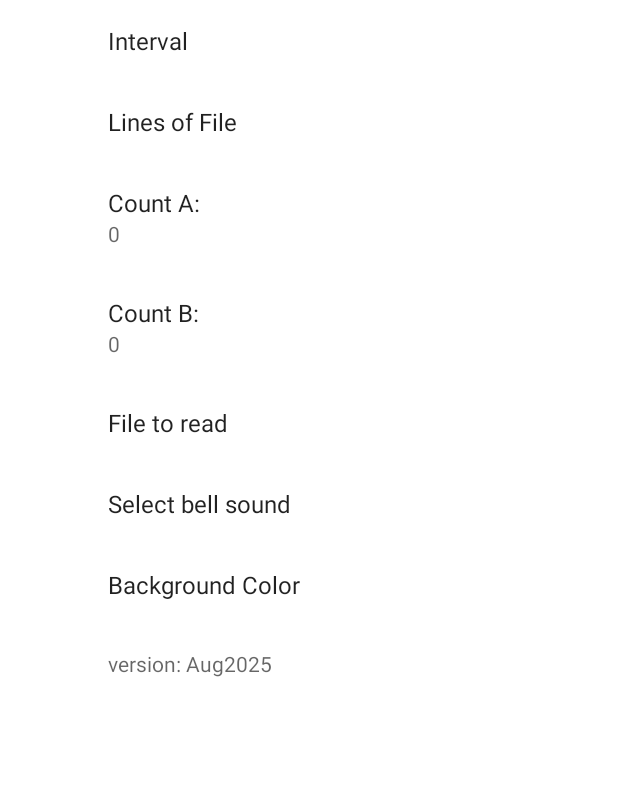
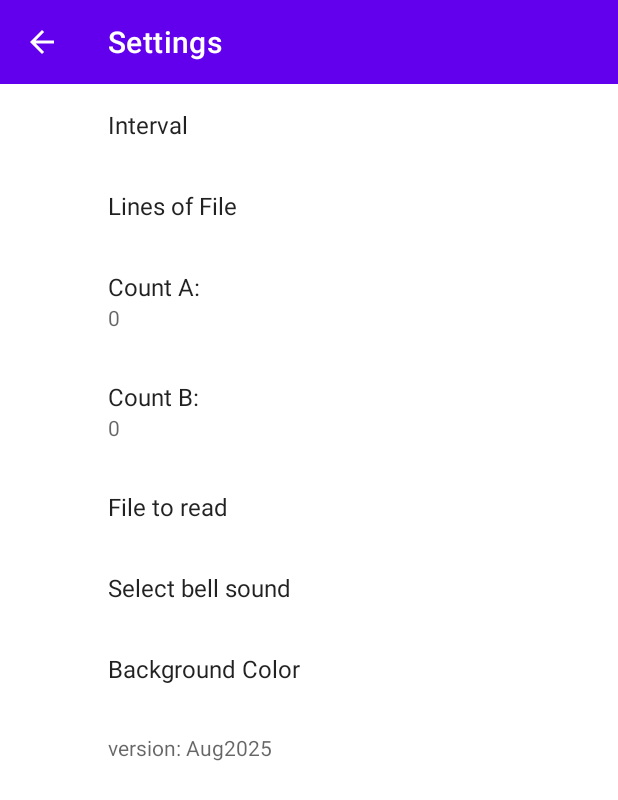
Before and after one commit to hongwk2001/HundredEightV, an Android app: the SettingsActivity screen opened directly, with no data from a screen before it, on a phone screen of 412 x 824 dp. Shown: the top 800 px of the screen. Run offline under Robolectric (Android 15) with nearby library versions, the phone set to English and light mode, and no system bars; our stand-ins replace androidx.preference; 2 statements that could not run were skipped.

Commit message:
fix line divider and back arrow settings

```diff
--- a/app/src/main/java/com/tkprof/hundredeightv/SettingsActivity.kt
+++ b/app/src/main/java/com/tkprof/hundredeightv/SettingsActivity.kt
@@ -2,117 +2,200 @@ package com.tkprof.hundredeightv
 
 import android.content.Context
 import android.content.res.Configuration
+import android.graphics.drawable.Drawable
 import android.os.Bundle
+import android.view.LayoutInflater
 import android.view.MenuItem
+import android.view.View
+import android.view.ViewGroup
 import androidx.appcompat.app.AppCompatActivity
+import androidx.appcompat.widget.Toolbar
 import androidx.core.app.NavUtils
+import androidx.core.content.ContextCompat
 import androidx.preference.ListPreference
 import androidx.preference.Preference
 import androidx.preference.PreferenceFragmentCompat
 import androidx.preference.PreferenceManager
+import androidx.recyclerview.widget.DividerItemDecoration
+import androidx.recyclerview.widget.RecyclerView
 import java.util.Objects
 
 // Remove: import android.preference.PreferenceActivity;
 
+
+
 class SettingsActivity : AppCompatActivity() {
-    override fun onCreate(savedInstanceState: Bundle?) {
-        super.onCreate(savedInstanceState)
-        setContentView(R.layout.activity_settings) // Create this layout file
 
-        setupActionBar()
+    // TODO - POSSIBLE TO BE REMOVE
+//    override fun onCreate(savedInstanceState: Bundle?) {
+//        super.onCreate(savedInstanceState)
+//        setContentView(R.layout.activity_settings) // Create this layout file
+//
+//
+//        setupActionBar()
+//
+//        // Display the fragment as the main content.
+//        if (savedInstanceState == null) { // Only add the fragment if it's not being restored
+//            getSupportFragmentManager().beginTransaction()
+//                .replace(
+//                    R.id.settings_container,
+//                    GeneralPreferenceFragment()
+//                ) // Use your container ID
+//                .commit()
+//        }
+//    }
 
-        // Display the fragment as the main content.
-        if (savedInstanceState == null) { // Only add the fragment if it's not being restored
-            getSupportFragmentManager().beginTransaction()
-                .replace(
-                    R.id.settings_container,
-                    GeneralPreferenceFragment()
-                ) // Use your container ID
-                .commit()
-        }
-    }
 
-    private fun setupActionBar() {
-        val actionBar = getSupportActionBar()
-        if (actionBar != null) {
-            actionBar.setDisplayHomeAsUpEnabled(true)
-            // Optionally set a title if not set by the theme or manifest
-            // actionBar.setTitle(R.string.settings_title);
-        }
-    }
+    // TODO - POSSIBLE TO BE REMOVE
 
-    override fun onOptionsItemSelected(item: MenuItem): Boolean { // Changed from onMenuItemSelected
-        val id = item.getItemId()
-        if (id == android.R.id.home) {
-            // This is the standard way to handle Up navigation in AppCompatActivity
-            // NavUtils.navigateUpFromSameTask(this) is also an option if you have
-            // specific parent activity logic in your manifest.
-            if (!super.onOptionsItemSelected(item)) { // Allows fragment to handle first
-                NavUtils.navigateUpFromSameTask(this)
-            }
-            return true
-        }
-        return super.onOptionsItemSelected(item)
-    }
+//    private fun setupActionBar() {
+//        val actionBar = getSupportActionBar()
+//        if (actionBar != null) {
+//            actionBar.setDisplayHomeAsUpEnabled(true)
+//            // Optionally set a title if not set by the theme or manifest
+//            // actionBar.setTitle(R.string.settings_title);
+//        }
+//    }
+
+
+    // TODO - POSSIBLE TO BE REMOVE
+
+//    override fun onOptionsItemSelected(item: MenuItem): Boolean { // Changed from onMenuItemSelected
+//        val id = item.getItemId()
+//        if (id == android.R.id.home) {
+//            // This is the standard way to handle Up navigation in AppCompatActivity
+//            // NavUtils.navigateUpFromSameTask(this) is also an option if you have
+//            // specific parent activity logic in your manifest.
+//            if (!super.onOptionsItemSelected(item)) { // Allows fragment to handle first
+//                NavUtils.navigateUpFromSameTask(this)
+//            }
+//            return true
+//        }
+//        return super.onOptionsItemSelected(item)
+//    }
+
+
+
+
+    // TODO - POSSIBLE TO BE REMOVE
 
     // You likely won't need onIsMultiPane() or isValidFragment()
     // with this AppCompatActivity + PreferenceFragmentCompat setup,
     // as multi-pane is usually handled differently (e.g., with multiple fragments)
     // and isValidFragment was specific to PreferenceActivity's header system.
+//    class GeneralPreferenceFragment : PreferenceFragmentCompat() {
+//        override fun onCreatePreferences(savedInstanceState: Bundle?, rootKey: String?) {
+//            setPreferencesFromResource(R.xml.pref_general, rootKey)
+//            bindPreferenceSummaryToValue(
+//                Objects.requireNonNull<Preference?>(
+//                    findPreference<Preference?>(
+//                        "count_a"
+//                    )
+//                )
+//            )
+//            bindPreferenceSummaryToValue(
+//                Objects.requireNonNull<Preference?>(
+//                    findPreference<Preference?>(
+//                        "count_b"
+//                    )
+//                )
+//            )
+//            bindPreferenceSummaryToValue(
+//                Objects.requireNonNull<Preference?>(
+//                    findPreference<Preference?>(
+//                        "interval"
+//                    )
+//                )
+//            )
+//            bindPreferenceSummaryToValue(
+//                Objects.requireNonNull<Preference?>(
+//                    findPreference<Preference?>(
+//                        "file_name"
+//                    )
+//                )
+//            )
+//            bindPreferenceSummaryToValue(
+//                Objects.requireNonNull<Preference?>(
+//                    findPreference<Preference?>(
+//                        "file_line_cnt"
+//                    )
+//                )
+//            )
+//            bindPreferenceSummaryToValue(
+//                Objects.requireNonNull<Preference?>(
+//                    findPreference<Preference?>(
+//                        "bellsound"
+//                    )
+//                )
+//            )
+//            bindPreferenceSummaryToValue(
+//                Objects.requireNonNull<Preference?>(
+//                    findPreference<Preference?>(
+//                        "bgcolor"
+//                    )
+//                )
+//            )
+//        }
+//    }
+
+
+
+    override fun onCreate(savedInstanceState: Bundle?) {
+        super.onCreate(savedInstanceState)
+        setContentView(R.layout.activity_settings)
+
+        // Setup Toolbar as ActionBar
+        val toolbar: Toolbar = findViewById(R.id.toolbar)
+        setSupportActionBar(toolbar)
+        supportActionBar?.setDisplayHomeAsUpEnabled(true)
+
+        // Handle back button
+        toolbar.setNavigationOnClickListener { onBackPressedDispatcher.onBackPressed() }
+
+        // Load Preference Fragment
+        if (savedInstanceState == null) {
+            supportFragmentManager.beginTransaction()
+                .replace(R.id.settings_container, GeneralPreferenceFragment())
+                .commit()
+        }
+    }
+
+
     class GeneralPreferenceFragment : PreferenceFragmentCompat() {
         override fun onCreatePreferences(savedInstanceState: Bundle?, rootKey: String?) {
             setPreferencesFromResource(R.xml.pref_general, rootKey)
-            bindPreferenceSummaryToValue(
-                Objects.requireNonNull<Preference?>(
-                    findPreference<Preference?>(
-                        "count_a"
-                    )
-                )
-            )
-            bindPreferenceSummaryToValue(
-                Objects.requireNonNull<Preference?>(
-                    findPreference<Preference?>(
-                        "count_b"
-                    )
-                )
-            )
-            bindPreferenceSummaryToValue(
-                Objects.requireNonNull<Preference?>(
-                    findPreference<Preference?>(
-                        "interval"
-                    )
-                )
-            )
-            bindPreferenceSummaryToValue(
-                Objects.requireNonNull<Preference?>(
-                    findPreference<Preference?>(
-                        "file_name"
-                    )
-                )
-            )
-            bindPreferenceSummaryToValue(
-                Objects.requireNonNull<Preference?>(
-                    findPreference<Preference?>(
-                        "file_line_cnt"
-                    )
-                )
-            )
-            bindPreferenceSummaryToValue(
-                Objects.requireNonNull<Preference?>(
-                    findPreference<Preference?>(
-                        "bellsound"
-                    )
-                )
-            )
-            bindPreferenceSummaryToValue(
-                Objects.requireNonNull<Preference?>(
-                    findPreference<Preference?>(
-                        "bgcolor"
-                    )
-                )
-            )
+
+            bindPreferenceSummaryToValue(findPreference("count_a")!!)
+            bindPreferenceSummaryToValue(findPreference("count_b")!!)
+            bindPreferenceSummaryToValue(findPreference("interval")!!)
+            bindPreferenceSummaryToValue(findPreference("file_name")!!)
+            bindPreferenceSummaryToValue(findPreference("file_line_cnt")!!)
+            bindPreferenceSummaryToValue(findPreference("bellsound")!!)
+            bindPreferenceSummaryToValue(findPreference("bgcolor")!!)
+        }
+
+        override fun onCreateView(
+            inflater: LayoutInflater,
+            container: ViewGroup?,
+            savedInstanceState: Bundle?
+        ): View {
+            val view = super.onCreateView(inflater, container, savedInstanceState)
+
+            val recyclerView = view?.findViewById<RecyclerView>(androidx.preference.R.id.recycler_view)
+            recyclerView?.let {
+                val divider = ContextCompat.getDrawable(requireContext(), R.drawable.pref_divider)
+                if (divider != null) {
+                    val itemDecoration =
+                        DividerItemDecoration(requireContext(), DividerItemDecoration.VERTICAL)
+                    itemDecoration.setDrawable(divider)
+                    it.addItemDecoration(itemDecoration)
+                }
+            }
+
+            return view
         }
     }
+
 
     companion object {
         // Keep sBindPreferenceSummaryToValueListener and bindPreferenceSummaryToValue here
--- a/app/src/main/res/layout/activity_settings.xml
+++ b/app/src/main/res/layout/activity_settings.xml
@@ -1,5 +1,32 @@
 <?xml version="1.0" encoding="utf-8"?>
-<FrameLayout xmlns:android="http://schemas.android.com/apk/res/android"
-    android:id="@+id/settings_container"
+<LinearLayout xmlns:android="http://schemas.android.com/apk/res/android"
+    xmlns:app="http://schemas.android.com/apk/res-auto"
+    android:orientation="vertical"
     android:layout_width="match_parent"
-    android:layout_height="match_parent" />
+    android:layout_height="match_parent">
+
+    <!--Toolbar with back arrow + title -->
+    <androidx.appcompat.widget.Toolbar
+        android:id="@+id/toolbar"
+        android:layout_width="match_parent"
+        android:layout_height="?attr/actionBarSize"
+        android:background="?attr/colorPrimary"
+        android:theme="@style/ThemeOverlay.AppCompat.Dark.ActionBar"
+        app:title="Settings"
+        app:titleTextColor="@android:color/white"
+        app:navigationIcon="@drawable/ic_arrow_back" />
+
+    <!-- Preference fragment container -->
+    <FrameLayout
+        android:id="@+id/settings_container"
+        android:layout_width="match_parent"
+        android:layout_height="match_parent" />
+
+</LinearLayout>
+
+
+<!--    <?xml version="1.0" encoding="utf-8"?>-->
+<!--<FrameLayout xmlns:android="http://schemas.android.com/apk/res/android"-->
+<!--android:id="@+id/settings_container"-->
+<!--android:layout_width="match_parent"-->
+<!--android:layout_height="match_parent" />-->
--- a/app/src/main/res/xml/pref_general.xml
+++ b/app/src/main/res/xml/pref_general.xml
@@ -29,7 +29,7 @@
         android:maxLines="1"
         android:selectAllOnFocus="true"
         android:singleLine="true"
-        android:title="@string/count_a" />
+        android:title="Count A:" />
 
     <EditTextPreference
         android:defaultValue="0"
```
